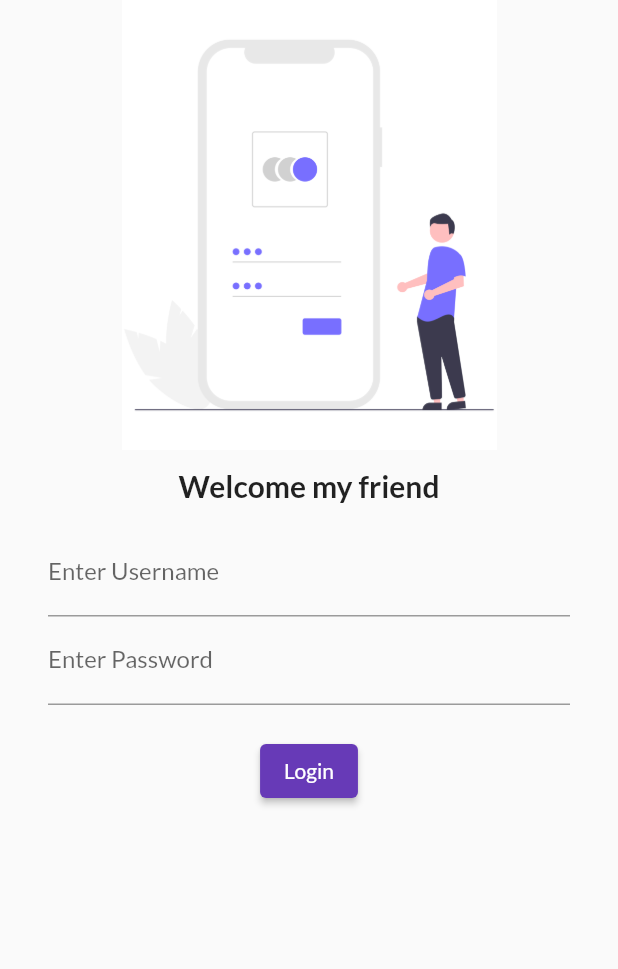
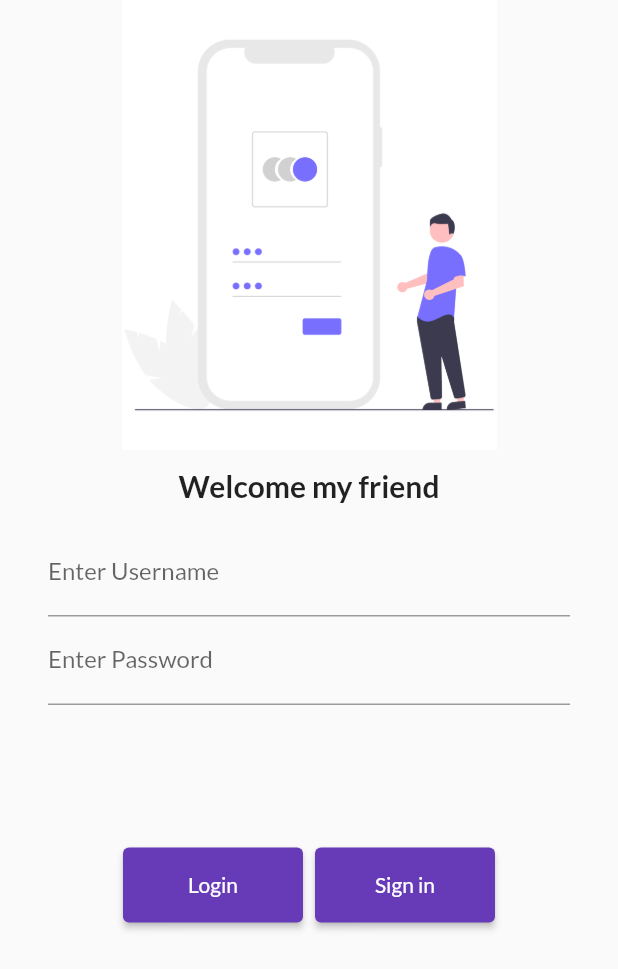
Before and after one commit to jay1906/flutter_Training-, a Flutter app: the screen it shows after launch, after a tap on "Login", on a phone screen of 412 x 824 dp. Shown: the top 969 px of the screen. Run offline on Flutter 3.47's test engine with Material 2 defaults, Android fonts, the phone set to English and light mode, and no system bars; our stand-ins replace google_fonts.

Commit message:
day5 completed

```diff
--- a/lib/login_page.dart
+++ b/lib/login_page.dart
@@ -1,4 +1,6 @@
 import 'package:flutter/material.dart';
+import 'package:my_app/home_page.dart';
+import 'package:my_app/utils/routes.dart';
 
 class LoginPage extends StatelessWidget {
   @override
@@ -39,14 +41,31 @@ class LoginPage extends StatelessWidget {
                     hintText: "Password", labelText: "Enter Password"),
               ),
               SizedBox(
-                height: 20,
+                height: 45,
               ),
-              ElevatedButton(
-                style: TextButton.styleFrom(),
-                child: Text("Login"),
-                onPressed: () {
-                  print("hey you are logged into the website");
-                },
+              Center(
+                child: Padding(
+                  padding: const EdgeInsets.all(50.0),
+                  child: Row(
+                    mainAxisAlignment: MainAxisAlignment.spaceBetween,
+                    children: [
+                      ElevatedButton(
+                        style: TextButton.styleFrom(minimumSize: Size(120, 50)),
+                        child: Text("Login"),
+                        onPressed: () {
+                          Navigator.pushNamed(context, Myroutes.HomeRoute);
+                        },
+                      ),
+                      ElevatedButton(
+                        style: TextButton.styleFrom(minimumSize: Size(120, 50)),
+                        child: Text("Sign in"),
+                        onPressed: () {
+                          Text("Give your email address");
+                        },
+                      )
+                    ],
+                  ),
+                ),
               )
             ], //children
           ),
```
